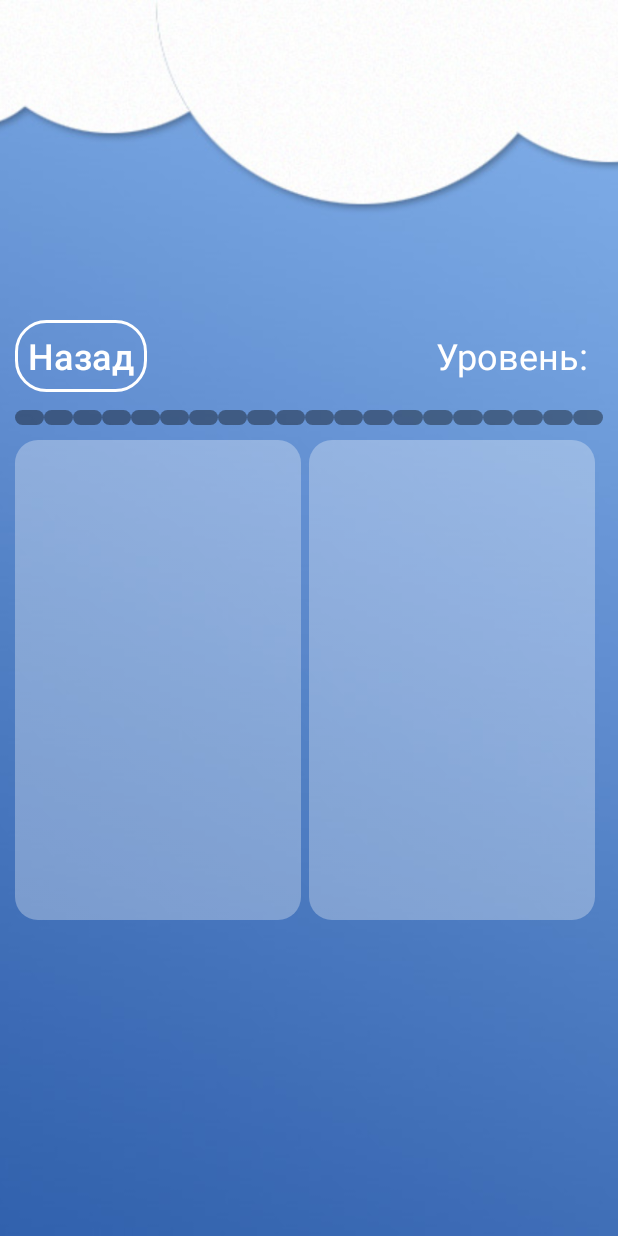
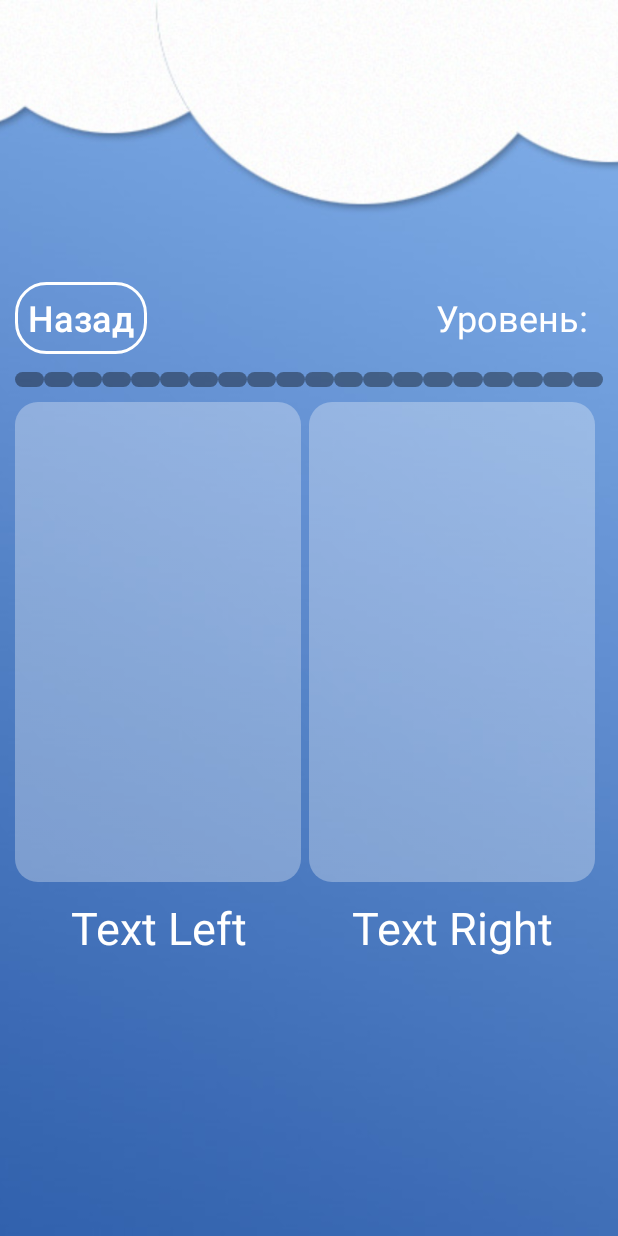
Before and after one commit to postzpua/AndroidGit, an Android app: the Level1 screen opened directly, with no data from a screen before it, on a phone screen of 412 x 824 dp. Run offline under Robolectric (Android 15) with nearby library versions, the phone set to English and light mode, and no system bars.

Commit message:
Lesson 13_03.07.2020_Home

```diff
--- a/app/src/main/res/layout/universal.xml
+++ b/app/src/main/res/layout/universal.xml
@@ -240,6 +240,37 @@
                     android:src="@drawable/imgtest" />
 
             </LinearLayout>
+
+            <LinearLayout
+                android:id="@+id/line4"
+                android:layout_width="match_parent"
+                android:layout_height="match_parent"
+                android:layout_marginTop="10dp"
+                android:orientation="horizontal">
+                <TextView
+                    android:id="@+id/text_left"
+                    android:layout_width="match_parent"
+                    android:layout_height="wrap_content"
+                    android:text="Text Left"
+                    android:textColor="@color/white"
+                    android:textSize="30sp"
+                    android:layout_marginRight="5dp"
+                    android:layout_weight="1"
+                    android:gravity="center" />
+
+                <TextView
+                    android:id="@+id/text_right"
+                    android:layout_width="match_parent"
+                    android:layout_height="wrap_content"
+                    android:text="Text Right"
+                    android:textColor="@color/white"
+                    android:textSize="30sp"
+                    android:layout_marginRight="5dp"
+                    android:layout_weight="1"
+                    android:gravity="center" />
+
+
+            </LinearLayout>
         </LinearLayout>
     </LinearLayout>
 </RelativeLayout>
```
